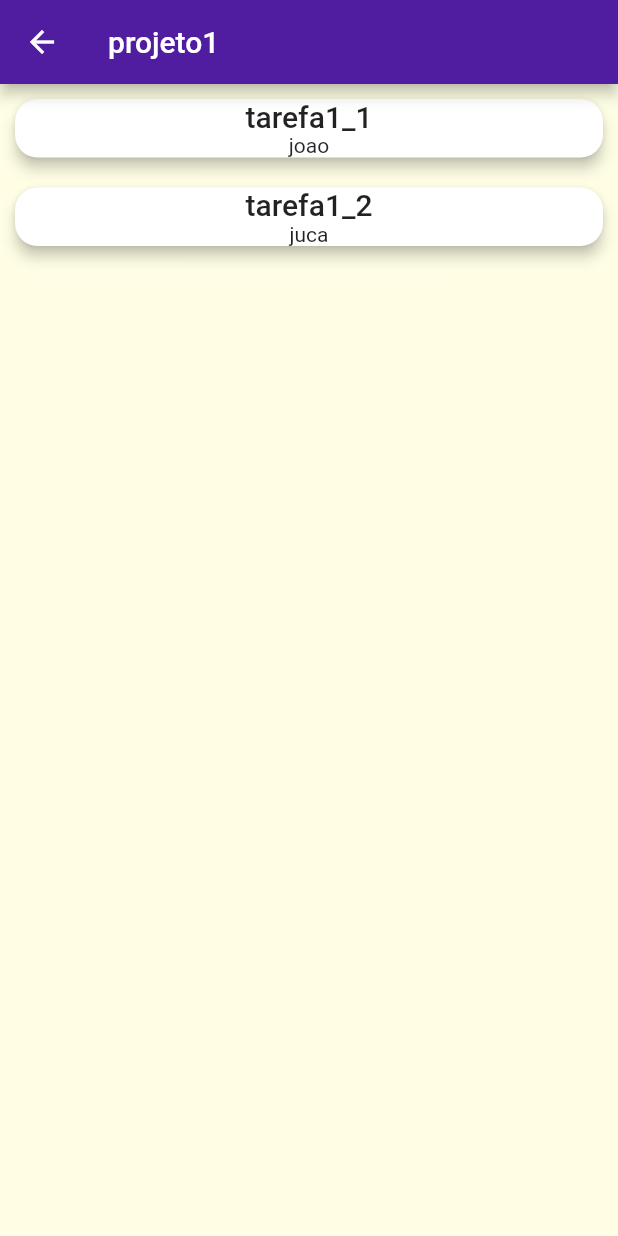
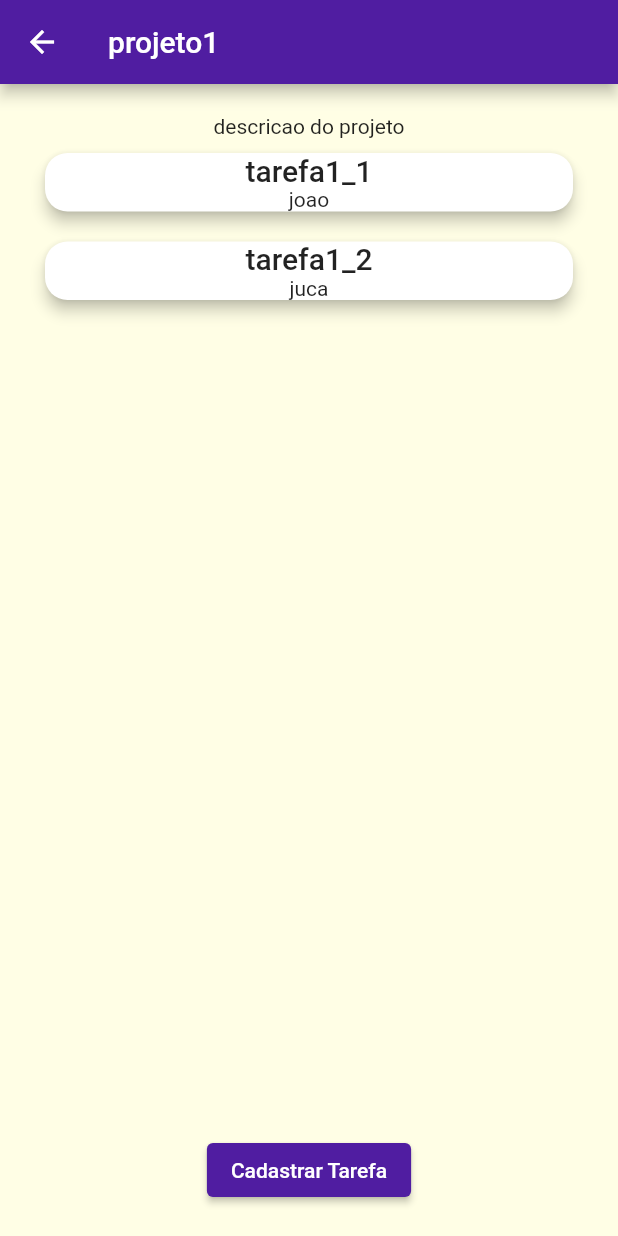
Before and after one commit to Ipojuca/flutter, a Flutter app: the ProjetoDetalheScreen screen opened directly with sample values from the repository, on a phone screen of 412 x 824 dp. Run offline on Flutter 3.47's test engine with Material 2 defaults, Android fonts, the phone set to English and light mode, and no system bars; Roboto replaces fonts that are missing (RobotoCondensed).

Commit message:
Ajustes 10

```diff
--- a/un1projeto/lib/data/my_data.dart
+++ b/un1projeto/lib/data/my_data.dart
@@ -1,8 +1,8 @@
 import 'package:flutter/material.dart';
-import 'package:projeto2/models/place.dart';
-import 'package:projeto2/models/projeto.dart';
-import 'package:projeto2/models/tarefa.dart';
-import 'package:projeto2/models/usuario.dart';
+import '../models/place.dart';
+import '../models/projeto.dart';
+import '../models/tarefa.dart';
+import '../models/usuario.dart';
 
 import '../models/country.dart';
 
@@ -20,21 +20,15 @@ List<Projeto> DUMMY_PROJETOS = [
 ];
 
 List<Tarefa> DUMMY_TAREFAS = [
-  Tarefa(
-    id: 1,
-    descricao: 'tarefa1_1',
-    usuario: Usuario(id: 1, nome: 'joao'),
-  ),
-  Tarefa(
-    id: 1,
-    descricao: 'tarefa1_2',
-    usuario: Usuario(id: 2, nome: 'juca'),
-  ),
-  Tarefa(
-    id: 2,
-    descricao: 'tarefa2',
-    usuario: Usuario(id: 2, nome: 'maria'),
-  ),
+  Tarefa(id: 1, descricao: 'tarefa1_1', usuario: DUMMY_USUARIOS[0]),
+  Tarefa(id: 1, descricao: 'tarefa1_2', usuario: DUMMY_USUARIOS[1]),
+  Tarefa(id: 2, descricao: 'tarefa2', usuario: DUMMY_USUARIOS[2]),
+];
+
+List<Usuario> DUMMY_USUARIOS = [
+  Usuario(id: 1, nome: 'joao', email: 'joao@email'),
+  Usuario(id: 2, nome: 'juca', email: 'juca@email'),
+  Usuario(id: 2, nome: 'maria', email: 'maria@email')
 ];
 
 const DUMMY_COUNTRIES = const [
--- a/un1projeto/lib/main.dart
+++ b/un1projeto/lib/main.dart
@@ -1,5 +1,4 @@
 import 'package:flutter/material.dart';
-import 'models/projeto.dart';
 import 'screens/projeto_cadastro.dart';
 import 'screens/projeto_detalhe_screen.dart';
 
@@ -7,6 +6,8 @@ import 'screens/countries_places_screen.dart';
 import 'screens/place_detail_screen.dart';
 import 'screens/settings_screen.dart';
 import 'screens/tabs_screen.dart';
+import 'screens/tarefa_cadastro_screen.dart';
+import 'screens/usuario_cadastro_screen.dart';
 import 'utils/app_routes.dart';
 
 void main() => runApp(MyApp());
@@ -36,7 +37,9 @@ class MyApp extends StatelessWidget {
         AppRoutes.PLACES_DETAIL: (ctx) => PlaceDetailScreen(),
         AppRoutes.SETTINGS: (ctx) => SettingsScreen(),
         AppRoutes.PROJETO_DETALHE: (ctx) => ProjetoDetalheScreen(),
-        AppRoutes.PROJETO_CADASTRO: (ctx) => ProjetoCadastroScreen()
+        AppRoutes.PROJETO_CADASTRO: (ctx) => ProjetoCadastroScreen(),
+        AppRoutes.USUARIO_CADASTRO: (ctx) => UsuarioCadastroScreen(),
+        AppRoutes.TAREFA_CADASTRO: (ctx) => TarefaCadastroScreen(),
       },
     );
   }
--- /dev/null
+++ b/un1projeto/lib/models/screenobj.dart
@@ -0,0 +1,10 @@
+import 'dart:core';
+
+import 'projeto.dart';
+import 'usuario.dart';
+
+class screenobj {
+  List<Projeto> projetos;
+  List<Usuario> usuarios;
+  screenobj({required this.projetos, required this.usuarios});
+}
--- a/un1projeto/lib/models/usuario.dart
+++ b/un1projeto/lib/models/usuario.dart
@@ -1,6 +1,7 @@
 class Usuario {
   int id;
   String nome;
+  String email;
 
-  Usuario({required this.id, required this.nome});
+  Usuario({required this.id, required this.nome, required this.email});
 }
--- a/un1projeto/lib/screens/countries_screen.dart
+++ b/un1projeto/lib/screens/countries_screen.dart
@@ -1,6 +1,5 @@
 import 'package:flutter/material.dart';
-import 'package:projeto2/components/country_item.dart';
-import 'package:projeto2/components/projeto_item.dart';
+import '../components/projeto_item.dart';
 import '../data/my_data.dart';
 
 class CountriesScreen extends StatelessWidget {
@@ -16,7 +15,8 @@ class CountriesScreen extends StatelessWidget {
           crossAxisSpacing: 20, //espacamento no eixo cruzado
           mainAxisSpacing: 20, //espacamento no eixo principal
         ),*/
-        children: /*DUMMY_COUNTRIES.map((country)*/ DUMMY_PROJETOS.map((projeto){
+        children: /*DUMMY_COUNTRIES.map((country)*/ DUMMY_PROJETOS
+            .map((projeto) {
           //return CountryItem(country);
           return ProjetoItem(projeto);
         }).toList(),
--- a/un1projeto/lib/screens/projeto_cadastro.dart
+++ b/un1projeto/lib/screens/projeto_cadastro.dart
@@ -22,6 +22,9 @@ class _ProjetoCadastroScreenState extends State<ProjetoCadastroScreen> {
   Widget build(BuildContext context) {
     //final projeto = ModalRoute.of(context)!.settings.arguments as Projeto;
     return Scaffold(
+      appBar: AppBar(
+        title: Text('Cadastrar Projeto'),
+      ),
       body: Column(children: <Widget>[
         TextField(
           controller: _projetoControllerTitulo,
--- a/un1projeto/lib/screens/projeto_detalhe_screen.dart
+++ b/un1projeto/lib/screens/projeto_detalhe_screen.dart
@@ -1,13 +1,18 @@
 import 'package:flutter/material.dart';
+import 'package:projeto2/models/tarefa.dart';
 
 import '../components/tarefa_item.dart';
 import '../data/my_data.dart';
 import '../models/projeto.dart';
+import '../utils/app_routes.dart';
 
-class ProjetoDetalheScreen extends StatelessWidget {
+class ProjetoDetalheScreen extends StatefulWidget {
+  @override
+  State<ProjetoDetalheScreen> createState() => _ProjetoDetalheScreenState();
+}
+
+class _ProjetoDetalheScreenState extends State<ProjetoDetalheScreen> {
   //Country country;
-  // CountryPlacesScreen(this.country);
-
   @override
   Widget build(BuildContext context) {
     /*final country = ModalRoute.of(context)!.settings.arguments as Country;
@@ -18,20 +23,56 @@ class ProjetoDetalheScreen extends StatelessWidget {
 
     final projeto = ModalRoute.of(context)!.settings.arguments as Projeto;
 
-    final tarefaItem = DUMMY_TAREFAS.where((tarefas) {
+    //Projeto projeto = parametros[0];
+
+    List<Tarefa> tarefaItem = DUMMY_TAREFAS.where((tarefas) {
       return tarefas.id == projeto.id;
     }).toList();
+
+    cadastrarTarefa() async {
+      var result = await Navigator.pushNamed(context, AppRoutes.TAREFA_CADASTRO,
+          arguments: projeto);
+
+      setState(() {
+        DUMMY_TAREFAS.add(result as Tarefa);
+        tarefaItem = DUMMY_TAREFAS.where((tarefas) {
+          return tarefas.id == projeto.id;
+        }).toList();
+      });
+    }
 
     return Scaffold(
       appBar: AppBar(
         title: Text(projeto.titulo),
       ),
-      body: ListView.builder(
+      body: /* ListView.builder(
           //itemCount: countryPlaces.length,
           itemCount: tarefaItem.length,
           itemBuilder: (ctx, index) {
             return TarefaItem(tarefaItem[index]);
-          }),
+          }*/
+          Container(
+        padding: EdgeInsets.all(20),
+        child: Column(
+          children: <Widget>[
+            Text(projeto.descricao),
+            Expanded(
+              child: SizedBox(
+                height: 200.0,
+                child: ListView.builder(
+                  //itemCount: countryPlaces.length,
+                  itemCount: tarefaItem.length,
+                  itemBuilder: (ctx, index) {
+                    return TarefaItem(tarefaItem[index]);
+                  },
+                ),
+              ),
+            ),
+            ElevatedButton(
+                onPressed: cadastrarTarefa, child: Text('Cadastrar Tarefa'))
+          ],
+        ),
+      ),
     );
   }
 }
--- a/un1projeto/lib/screens/projetos_screen.dart
+++ b/un1projeto/lib/screens/projetos_screen.dart
@@ -1,5 +1,9 @@
+import 'package:flutter/foundation.dart';
 import 'package:flutter/material.dart';
 import 'package:intl/intl.dart';
+import 'package:projeto2/models/projeto.dart';
+import 'package:projeto2/models/screenobj.dart';
+import 'package:projeto2/models/usuario.dart';
 import 'package:projeto2/utils/app_routes.dart';
 
 import '../data/my_data.dart';
--- a/un1projeto/lib/utils/app_routes.dart
+++ b/un1projeto/lib/utils/app_routes.dart
@@ -7,4 +7,6 @@ class AppRoutes {
   static const PROJETO_LISTA = '/projeto-lista';
   static const PROJETO_DETALHE = '/projeto-detalhe';
   static const PROJETO_CADASTRO = '/projeto-cadastro';
+  static const USUARIO_CADASTRO = '/usuario-cadastro';
+  static const TAREFA_CADASTRO = '/tarefa-cadastro';
 }
```
Also changed, not shown: un1projeto/lib/components/usuario_item.dart (added, +39 -0 lines), un1projeto/lib/data/globals.dart (added, +9 -0 lines), un1projeto/lib/screens/tabs_screen.dart (+19 -8 lines), un1projeto/lib/screens/tarefa_cadastro_screen.dart (added, +86 -0 lines), un1projeto/lib/screens/usuario_cadastro_screen.dart (added, +46 -0 lines).
